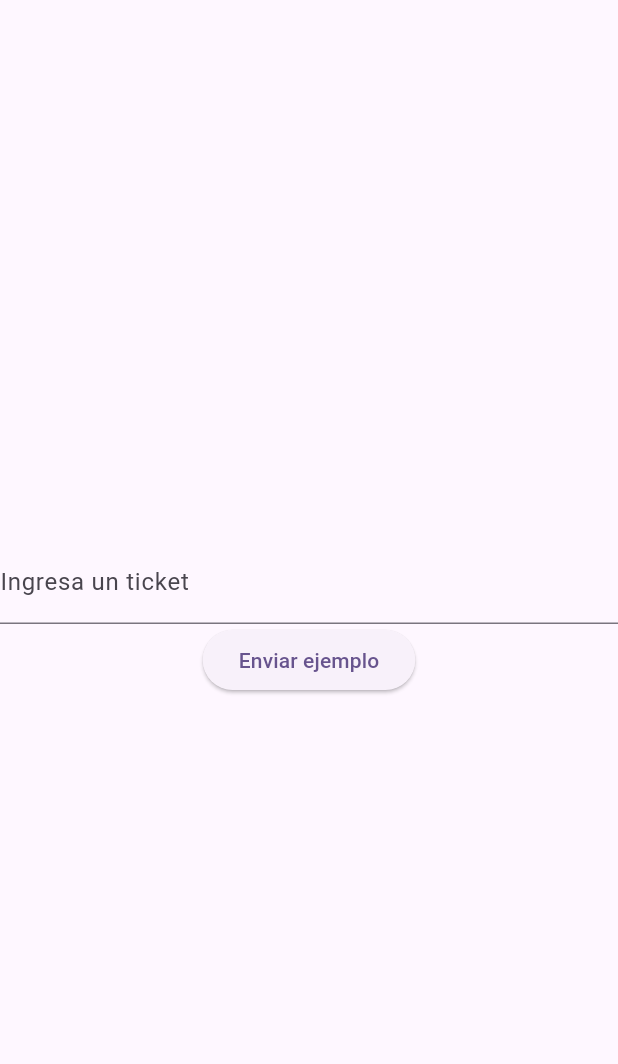
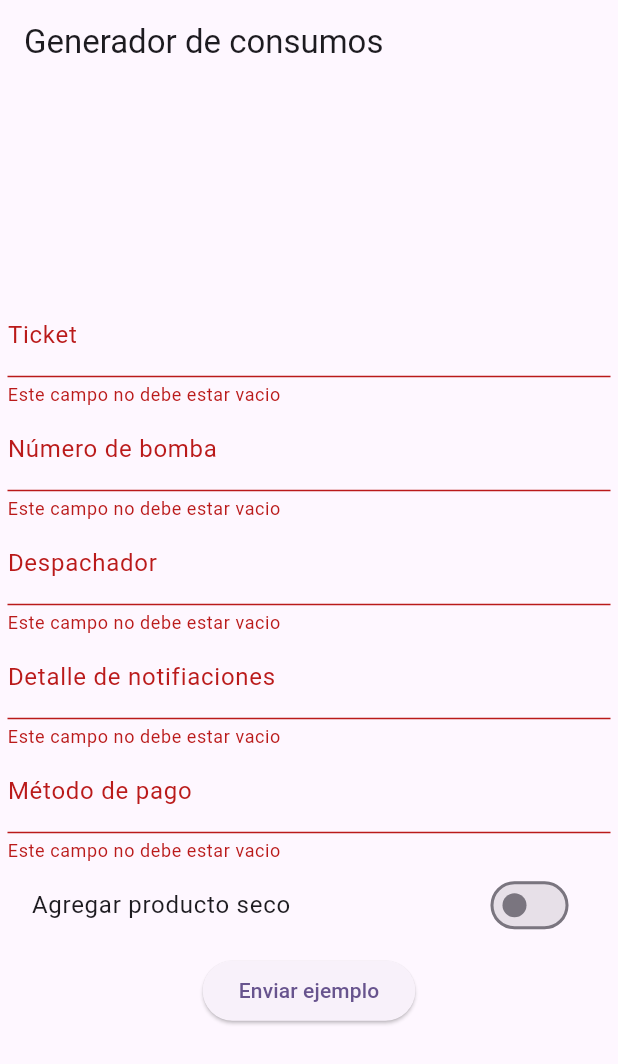
Before and after one commit to holatimx/sender_native_app, a Flutter app: the screen it shows after launch, after a tap on "Enviar ejemplo", on a phone screen of 412 x 824 dp. Shown: the top 1064 px of the screen. Run offline on Flutter 3.47's test engine with Material 3 defaults, Android fonts, the phone set to English and light mode, and no system bars.

Commit message:
v1.0.2 done

```diff
--- a/lib/main.dart
+++ b/lib/main.dart
@@ -1,6 +1,7 @@
 import 'package:flutter/material.dart';
 import 'package:flutter/services.dart';
 import 'package:intl/intl.dart';
+import 'package:sender_native_app/result_page.dart';
 
 const platform = MethodChannel('com.example/my_channel');
 
@@ -20,8 +21,7 @@ class MyApp extends StatelessWidget {
           colorScheme: ColorScheme.fromSeed(seedColor: Colors.deepPurple),
           useMaterial3: true,
         ),
-      home: const MainPage(),
-    );
+        home: const MainPage());
   }
 }
 
@@ -33,26 +33,60 @@ class MainPage extends StatefulWidget {
 }
 
 class _MainPageState extends State<MainPage> {
-  final _controller = TextEditingController();
+  final _contentFormKey = GlobalKey<FormState>();
+
+  //inputs
+  final _ticketController = TextEditingController();
+  final _ticketKey = GlobalKey();
+
+  //------
+  final _notificationDetailsController = TextEditingController();
+  final _notificationDetailsKey = GlobalKey();
+
+  //------
+  final _pumpNumberController = TextEditingController();
+  final _pumpNumberKey = GlobalKey();
+
+  //------
+  final _dispatcherController = TextEditingController();
+  final _dispatcherKey = GlobalKey();
+
+  //------
+  final _paymentMethodController = TextEditingController();
+  final _paymentMethodKey = GlobalKey();
+
+  //------
+
+  bool _addProduct = false;
 
   @override
   void dispose() {
-    _controller.dispose();
+    _ticketController.dispose();
+    _notificationDetailsController.dispose();
+    _pumpNumberController.dispose();
+    _dispatcherController.dispose();
+    _paymentMethodController.dispose();
+    _contentFormKey.currentState?.dispose();
     super.dispose();
   }
 
-  String? _result;
+  String? _errorResult;
 
   @override
   void initState() {
     WidgetsBinding.instance.addPostFrameCallback((_) async {
       platform.setMethodCallHandler((call) async {
+        setState(() => _errorResult = null);
+
         switch (call.method) {
           case "DATA_RECEIVED":
-            _result = call.arguments.toString();
+            final result = call.arguments.toString();
+            Navigator.of(context).push(MaterialPageRoute(
+                builder: (context) => ResultPage(result: result)));
+            _cleanInputs();
             break;
           case "DATA_RECEIVED_ERROR":
-            _result = "ERROR:\n${call.arguments.toString()}";
+            _errorResult = "ERROR:\n${call.arguments.toString()}";
             break;
         }
 
@@ -62,37 +96,131 @@ class _MainPageState extends State<MainPage> {
     super.initState();
   }
 
+  AppBar _appBar() {
+    return AppBar(title: const Text("Generador de consumos"));
+  }
+
+  Widget _customInput(
+      {required final GlobalKey inputKey,
+      required final TextEditingController controller,
+      final InputDecoration? decoration,
+      final TextInputType? keyboardType = TextInputType.name,
+      final String? Function(String)? validations}) {
+    return TextFormField(
+        key: inputKey,
+        controller: controller,
+        decoration: decoration,
+        keyboardType: keyboardType,
+        validator: (value) {
+          if (value == null || value.isEmpty) {
+            return "Este campo no debe estar vacio";
+          }
+
+          if (validations != null) {
+            final result = validations(value);
+            if (result != null) return result;
+          }
+
+          return null;
+        });
+  }
+
+  Widget _form() {
+    return Form(
+        key: _contentFormKey,
+        autovalidateMode: AutovalidateMode.onUserInteraction,
+        child: Column(
+            mainAxisSize: MainAxisSize.min,
+            mainAxisAlignment: MainAxisAlignment.center,
+            crossAxisAlignment: CrossAxisAlignment.stretch,
+            children: [
+              _customInput(
+                  inputKey: _ticketKey,
+                  controller: _ticketController,
+                  keyboardType: TextInputType.number,
+                  decoration: const InputDecoration(
+                      labelText: "Ticket", hintText: "Introdusca ticket"),
+                  validations: (value) {
+                    if (int.tryParse(value) == null) return "Debe ser numerico";
+                  }),
+              _customInput(
+                  inputKey: _pumpNumberKey,
+                  controller: _pumpNumberController,
+                  keyboardType: TextInputType.number,
+                  decoration: const InputDecoration(
+                      labelText: "Número de bomba",
+                      hintText: "Introdusca número de bomba"),
+                  validations: (value) {
+                    if (int.tryParse(value) == null) return "Debe ser numerico";
+                  }),
+              _customInput(
+                  inputKey: _dispatcherKey,
+                  controller: _dispatcherController,
+                  decoration: const InputDecoration(
+                      labelText: "Despachador",
+                      hintText: "Introdusca despachador")),
+              _customInput(
+                  inputKey: _notificationDetailsKey,
+                  controller: _notificationDetailsController,
+                  decoration: const InputDecoration(
+                      labelText: "Detalle de notifiaciones",
+                      hintText: "Introdusca detalle de notifiaciones")),
+              _customInput(
+                  inputKey: _paymentMethodKey,
+                  controller: _paymentMethodController,
+                  decoration: const InputDecoration(
+                      labelText: "Método de pago",
+                      hintText: "Introdusca método de pago"))
+            ]));
+  }
+
   @override
   Widget build(BuildContext context) {
     return Scaffold(
+        appBar: _appBar(),
         body: SafeArea(
+            child: Padding(
+                padding: const EdgeInsets.all(5),
                 child: Column(
                     mainAxisAlignment: MainAxisAlignment.center,
                     crossAxisAlignment: CrossAxisAlignment.stretch,
                     children: [
-          if (_result != null) Text(_result!),
-          TextField(
-              controller: _controller,
-              keyboardType: TextInputType.number,
-              inputFormatters: <TextInputFormatter>[
-                FilteringTextInputFormatter.digitsOnly
-              ],
-              decoration:
-                  const InputDecoration(labelText: 'Ingresa un ticket')),
+                      if (_errorResult != null) Text(_errorResult!),
+                      _form(),
+                      SwitchListTile(
+                          value: _addProduct,
+                          title: const Text("Agregar producto seco"),
+                          onChanged: (value) => setState(() {
+                                _addProduct = value;
+                              })),
+                      const SizedBox(height: 5),
                       Center(
                           child: ElevatedButton(
-                  onPressed: _sendData, child: const Text("Enviar ejemplo")))
-        ])));
+                              onPressed: _sendData,
+                              child: const Text("Enviar ejemplo")))
+                    ]))));
   }
 
   Future<void> _sendData() async {
-    final ticket = int.tryParse(_controller.text);
-    if (ticket == null) return;
+    if (_contentFormKey.currentState?.validate() != true) return;
 
     await platform.invokeMethod('sendDataFromNative', {
-      "ticket": ticket,
+      "ticket": int.parse(_ticketController.text.trim()),
+      "pumpNumber": int.parse(_pumpNumberController.text.trim()),
+      "dispatcher": _dispatcherController.text.trim(),
+      "notificationDetails": _notificationDetailsController.text.trim(),
+      "paymentMethod": _paymentMethodController.text.trim(),
+      "addProduct": _addProduct,
       "transactedAt": DateTime.now().toIso8601TimeZonedString()
     });
+  }
+
+  void _cleanInputs() {
+    _ticketController.clear();
+    _notificationDetailsController.clear();
+    _pumpNumberController.clear();
+    _dispatcherController.clear();
+    _paymentMethodController.clear();
   }
 }
 
```
Also changed, not shown: lib/result_page.dart (added, +20 -0 lines), pubspec.yaml (+1 -68 lines), 1 other file. Lines whose indentation alone changed are shown as unchanged.
